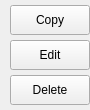
eons-finance/ALQO, file src/qt/pivx/forms/tooltipmenu.ui: the form before one commit.
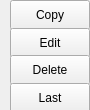
The form after the commit.

```diff
--- a/src/qt/pivx/forms/tooltipmenu.ui
+++ b/src/qt/pivx/forms/tooltipmenu.ui
@@ -146,6 +146,34 @@
         </property>
        </widget>
       </item>
+      <item alignment="Qt::AlignLeft">
+       <widget class="QPushButton" name="btnLast">
+        <property name="sizePolicy">
+         <sizepolicy hsizetype="Maximum" vsizetype="Fixed">
+          <horstretch>0</horstretch>
+          <verstretch>0</verstretch>
+         </sizepolicy>
+        </property>
+        <property name="minimumSize">
+         <size>
+          <width>0</width>
+          <height>30</height>
+         </size>
+        </property>
+        <property name="maximumSize">
+         <size>
+          <width>16777215</width>
+          <height>30</height>
+         </size>
+        </property>
+        <property name="focusPolicy">
+         <enum>Qt::NoFocus</enum>
+        </property>
+        <property name="text">
+         <string>Last</string>
+        </property>
+       </widget>
+      </item>
      </layout>
     </widget>
    </item>
```
